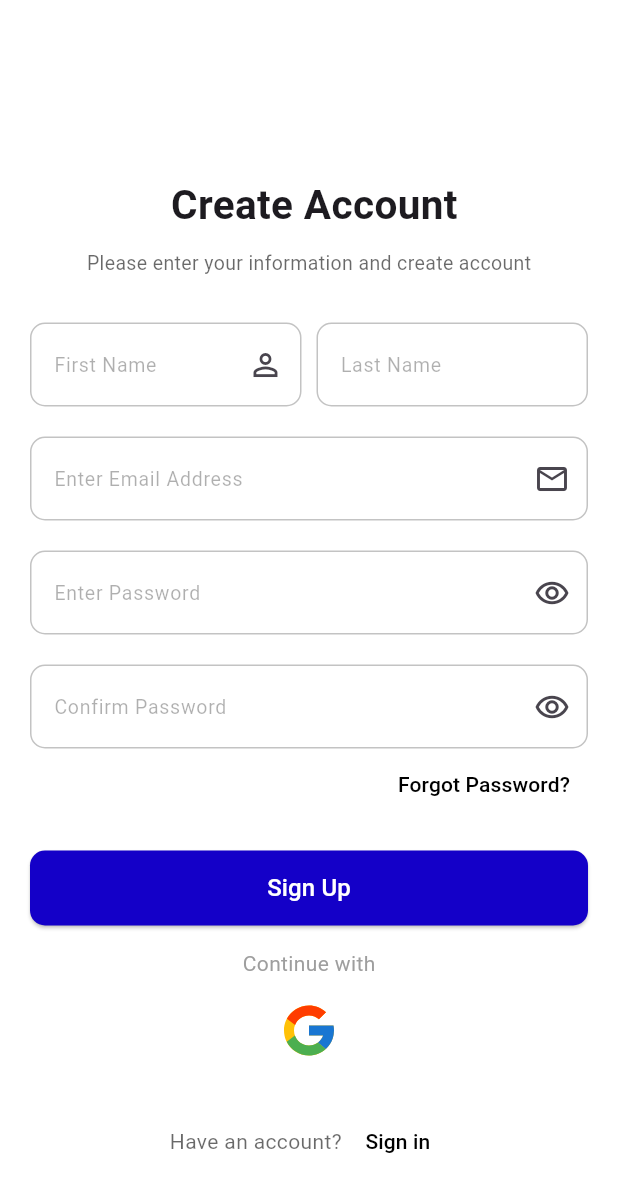
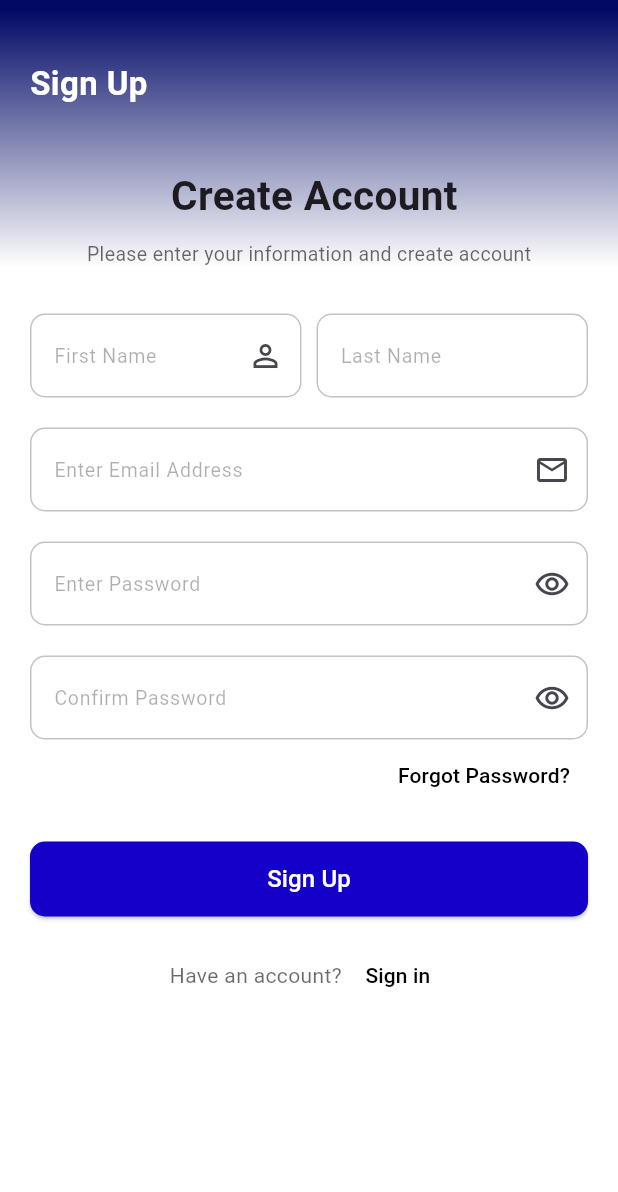
Before and after one commit to Amr-3li/video-call-app, a Flutter app: the screen it shows after launch, after a tap on "Sign Up", on a phone screen of 412 x 824 dp. Shown: the top 1192 px of the screen. Run offline on Flutter 3.47's test engine with Material 3 defaults, Android fonts, the phone set to English and light mode, and no system bars; our stand-ins replace bloc, cloud_firestore, dartz, device_preview, firebase_auth, firebase_core and 6 more; missing offline and left inert: stream_video, stream_video_flutter; accounts and stored records are empty.

Commit message:
Refactor login and signup pages: integrate BackgroundApp widget for consistent UI, implement route transitions, and update input widget styles

```diff
--- /dev/null
+++ b/lib/core/services/animation_of_routs.dart
@@ -0,0 +1,66 @@
+import 'package:flutter/material.dart';
+
+class PageAnimations {
+  // Fade Animation - Simple fix
+  static PageRouteBuilder fade(Widget page) {
+    return PageRouteBuilder(
+      pageBuilder: (context, animation, secondaryAnimation) => page,
+      transitionsBuilder: (context, animation, secondaryAnimation, child) {
+        // Add CurvedAnimation - this fixes both directions!
+        final curvedAnimation = CurvedAnimation(
+          parent: animation,
+          curve: Curves.easeInOut,
+        );
+
+        return FadeTransition(opacity: curvedAnimation, child: child);
+      },
+    );
+  }
+
+  // Slide Animation - Simple fix
+  static PageRouteBuilder slide(
+    Widget page, {
+    Offset begin = const Offset(1.0, 0.0),
+  }) {
+    return PageRouteBuilder(
+      pageBuilder: (context, animation, secondaryAnimation) => page,
+      transitionsBuilder: (context, animation, secondaryAnimation, child) {
+        final curvedAnimation = CurvedAnimation(
+          parent: animation,
+          curve: Curves.easeInOut,
+        );
+
+        final tween = Tween(begin: begin, end: Offset.zero);
+        final offsetAnimation = curvedAnimation.drive(tween);
+
+        return SlideTransition(position: offsetAnimation, child: child);
+      },
+    );
+  }
+
+  // Combined Slide and Fade Animation
+  static PageRouteBuilder routeTransition(
+    Widget page, {
+    Offset begin = const Offset(1.0, 0.0),
+  }) {
+    return PageRouteBuilder(
+      transitionDuration: const Duration(milliseconds: 800),
+      pageBuilder: (context, animation, secondaryAnimation) => page,
+      transitionsBuilder: (context, animation, secondaryAnimation, child) {
+        final curvedAnimation = CurvedAnimation(
+          parent: animation,
+          curve: Curves.bounceOut,
+          reverseCurve: Curves.decelerate,
+        );
+
+        final tween = Tween(begin: begin, end: Offset.zero);
+        final offsetAnimation = curvedAnimation.drive(tween);
+
+        return SlideTransition(
+          position: offsetAnimation,
+          child: FadeTransition(opacity: curvedAnimation, child: child),
+        );
+      },
+    );
+  }
+}
--- a/lib/presentation/views/pages/login_page.dart
+++ b/lib/presentation/views/pages/login_page.dart
@@ -1,5 +1,7 @@
 import 'package:flutter/material.dart';
+import 'package:vedio_call/core/services/animation_of_routs.dart';
 import 'package:vedio_call/presentation/views/pages/sign_up_page.dart';
+import 'package:vedio_call/presentation/views/widgets/background_app.dart';
 import 'package:vedio_call/presentation/views/widgets/button_widget.dart';
 import 'package:vedio_call/presentation/views/widgets/input_iext_widget.dart';
 import 'package:vedio_call/presentation/views/widgets/other_register.dart';
@@ -20,21 +22,7 @@ class _LoginPageState extends State<LoginPage> {
   @override
   Widget build(BuildContext context) {
     return Scaffold(
-      body: Container(
-        decoration: const BoxDecoration(
-          gradient: LinearGradient(
-            begin: Alignment.topCenter,
-            end: Alignment.bottomCenter,
-            stops: [0.009, 0.25, 0.5, 0.5],
-            colors: [
-              Color.fromARGB(255, 1, 9, 101),
-              Color.fromARGB(255, 255, 255, 255),
-              Color.fromARGB(255, 255, 255, 255),
-              Color.fromARGB(255, 255, 255, 255),
-            ],
-          ),
-        ),
-        padding: const EdgeInsets.symmetric(horizontal: 20, vertical: 40),
+      body: BackgroundApp(
         child: SingleChildScrollView(
           child: Form(
             key: formKey,
@@ -107,10 +95,7 @@ class _LoginPageState extends State<LoginPage> {
                       onPressed: () {
                         Navigator.push(
                           context,
-                          MaterialPageRoute(
-                            builder: (context) =>
-                                const Hero(tag: "Sign Up", child: SignUpPage()),
-                          ),
+                          PageAnimations.routeTransition(const SignUpPage()),
                         );
                       },
                       child: const Text(
--- a/lib/presentation/views/pages/sign_up_page.dart
+++ b/lib/presentation/views/pages/sign_up_page.dart
@@ -1,5 +1,6 @@
 import 'package:flutter/material.dart';
 import 'package:vedio_call/presentation/views/pages/login_page.dart';
+import 'package:vedio_call/presentation/views/widgets/background_app.dart';
 import 'package:vedio_call/presentation/views/widgets/button_widget.dart';
 import 'package:vedio_call/presentation/views/widgets/input_iext_widget.dart';
 import 'package:vedio_call/presentation/views/widgets/other_register.dart';
@@ -26,9 +27,7 @@ class _SignUpPageState extends State<SignUpPage> {
       backgroundColor: const Color.fromARGB(255, 255, 255, 255),
       body: SingleChildScrollView(
         physics: const BouncingScrollPhysics(),
-        child: Container(
-          width: MediaQuery.of(context).size.width,
-          padding: const EdgeInsets.symmetric(horizontal: 20, vertical: 40),
+        child: BackgroundApp(
           child: SingleChildScrollView(
             child: Column(
               crossAxisAlignment: CrossAxisAlignment.center,
@@ -104,13 +103,7 @@ class _SignUpPageState extends State<SignUpPage> {
                 const SizedBox(height: 20),
                 ButtonWidget(text: "Sign Up", onPressed: () {}),
                 const SizedBox(height: 15),
-                const Text(
-                  "Continue with",
-                  style: TextStyle(color: Colors.grey),
-                ),
-                const SizedBox(height: 15),
-                const OtherRegister(),
-                const SizedBox(height: 30),
+
                 Row(
                   mainAxisAlignment: MainAxisAlignment.center,
                   children: [
@@ -120,12 +113,7 @@ class _SignUpPageState extends State<SignUpPage> {
                     ),
                     TextButton(
                       onPressed: () {
-                        Navigator.push(
-                          context,
-                          MaterialPageRoute(
-                            builder: (context) => const LoginPage(),
-                          ),
-                        );
+                        Navigator.pop(context);
                       },
                       child: const Text(
                         "Sign in",
--- /dev/null
+++ b/lib/presentation/views/widgets/background_app.dart
@@ -0,0 +1,27 @@
+import 'package:flutter/material.dart';
+
+class BackgroundApp extends StatelessWidget {
+  const BackgroundApp({super.key, required this.child});
+  final Widget child;
+
+  @override
+  Widget build(BuildContext context) {
+    return Container(
+      decoration: const BoxDecoration(
+        gradient: LinearGradient(
+          begin: Alignment.topCenter,
+          end: Alignment.bottomCenter,
+          stops: [0.009, 0.25, 0.5, 0.5],
+          colors: [
+            Color.fromARGB(255, 1, 9, 101),
+            Color.fromARGB(255, 255, 255, 255),
+            Color.fromARGB(255, 255, 255, 255),
+            Color.fromARGB(255, 255, 255, 255),
+          ],
+        ),
+      ),
+      padding: const EdgeInsets.symmetric(horizontal: 20, vertical: 40),
+      child: child,
+    );
+  }
+}
--- a/lib/presentation/views/widgets/input_iext_widget.dart
+++ b/lib/presentation/views/widgets/input_iext_widget.dart
@@ -41,15 +41,8 @@ class InputTextWidget extends StatelessWidget {
         ),
         filled: true,
         fillColor: const Color.fromARGB(255, 255, 255, 255),
-        suffixIcon:
-            icon ??
-            const IconButton(
-              onPressed: null,
-              icon: Icon(
-                Icons.remove_red_eye_outlined,
-                color: Colors.transparent,
-              ),
-            ),
+        suffixIcon: icon ?? const SizedBox(),
+
         hintText: hintText,
         hintStyle: const TextStyle(
           color: Color.fromARGB(80, 0, 0, 0),
--- a/lib/presentation/views/widgets/row_appbaer.dart
+++ b/lib/presentation/views/widgets/row_appbaer.dart
@@ -10,7 +10,7 @@ class RowAppbar extends StatelessWidget {
         Text(
           title,
           style: const TextStyle(
-            fontSize: 26,
+            fontSize: 22,
             color: Colors.white,
 
             fontWeight: FontWeight.w600,
```
